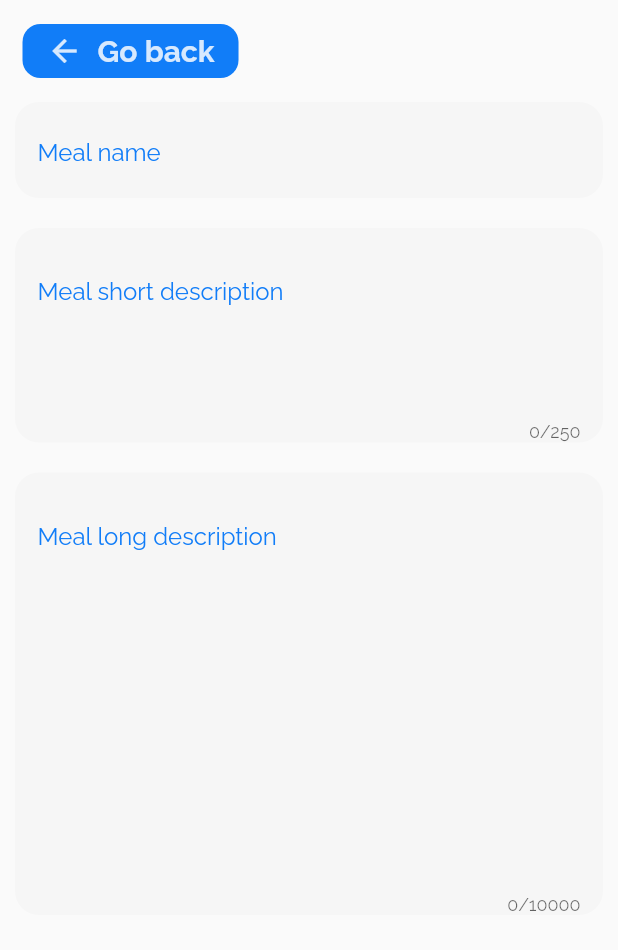
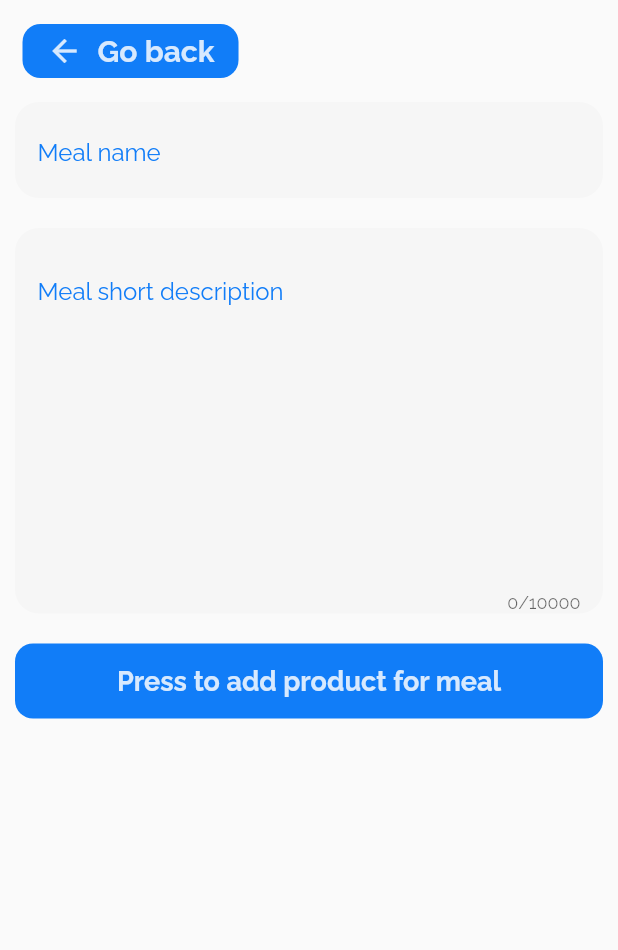
Before and after one commit to hajpson/meals_planner, a Flutter app: the screen it shows after launch, after a tap on the "add" icon, on a phone screen of 412 x 824 dp. Shown: the top 950 px of the screen. Run offline on Flutter 3.47's test engine with Material 2 defaults, Android fonts, the phone set to English and light mode, and no system bars; our stand-ins replace bloc, custom_navigation_bar, equatable, flutter_bloc, flutter_spinkit, google_fonts and 1 more; accounts and stored records are empty; generated files the repository leaves out were written again.

Commit message:
Changes 2

```diff
--- a/lib/logic/meals/meals_cubit.dart
+++ b/lib/logic/meals/meals_cubit.dart
@@ -10,7 +10,7 @@ class MealsCubit extends Cubit<MealsState> {
   void getMealsData() async {
     try {
       emit(LoadingState());
-      final meals = await getMeals();
+      final meals = await getMealsAsync();
       emit(LoadedState(meals));
     } catch (_) {
       emit(ErrorState());
--- a/lib/logic/meals/meals_state.dart
+++ b/lib/logic/meals/meals_state.dart
@@ -1,4 +1,5 @@
 import 'package:equatable/equatable.dart';
+import 'package:isar/isar.dart';
 import '../../models/MealModel.dart';
 
 abstract class MealsState extends Equatable {}
--- a/lib/logic/products/products_cubit.dart
+++ b/lib/logic/products/products_cubit.dart
@@ -10,7 +10,7 @@ class ProductsCubit extends Cubit<ProductsState> {
   void getProductsData() async {
     try {
       emit(LoadingState());
-      final products = await getProducts();
+      final products = await getProductsAsync();
       emit(LoadedState(products));
     } catch (_) {
       emit(ErrorState());
--- a/lib/logic/repository/initializer.dart
+++ b/lib/logic/repository/initializer.dart
@@ -1,13 +1,25 @@
-import 'package:appwrite/appwrite.dart';
-import 'package:meals_planner/constants/appwrite_data.dart';
+import 'package:isar/isar.dart';
+import 'package:path_provider/path_provider.dart';
 
-Client prepareClient() {
-  Client client = Client();
+import '../../models/MealModel.dart';
 
-  client
-  .setEndpoint(API_URL)
-  .setProject(PROJECT_ID)
-  .setSelfSigned(status: true);
+// Client prepareClient() {
+//   Client client = Client();
 
-  return client;
+//   client
+//   .setEndpoint(API_URL)
+//   .setProject(PROJECT_ID)
+//   .setSelfSigned(status: true);
+
+//   return client;
+// }
+
+Future<Isar> initializeIsar() async {
+  final directory = await getApplicationDocumentsDirectory();
+  final isar = await Isar.open(
+    [MealModelSchema],
+    directory: directory.path
+  );
+
+  return isar;
 }
--- a/lib/logic/services/meals_service.dart
+++ b/lib/logic/services/meals_service.dart
@@ -1,28 +1,14 @@
-import 'package:appwrite/appwrite.dart';
-import 'package:appwrite/models.dart';
-import 'package:meals_planner/constants/appwrite_data.dart';
+import 'package:isar/isar.dart';
 import 'package:meals_planner/logic/repository/initializer.dart';
-
 import '../../models/MealModel.dart';
 
-final client = prepareClient();
-late final Databases _database;
-late final DocumentList _result;
-
-Future<List<MealModel>> getMeals() async {
-  _database = Databases(client);
+Future<List<MealModel>> getMealsAsync() async {
+  final isar = await initializeIsar();
   List<MealModel> meals = [];
 
-  try {
-    _result = await _database.listDocuments(databaseId: DATABASE_ID, collectionId: MEALS_COLLECTION_ID);
-
-    for (var document in _result.documents) {
-      MealModel productToBeAdded = MealModel.fromMap(document.data);
-      meals.add(productToBeAdded);
-    }
-  } catch (_) {
-    throw new Exception('Failed to load data');
-  }
+  await isar.txn(() async {
+    meals = await isar.mealModels.where().findAll();
+  });
 
   return meals;
 }
--- a/lib/logic/services/products_service.dart
+++ b/lib/logic/services/products_service.dart
@@ -1,27 +1,14 @@
-import 'package:appwrite/appwrite.dart';
-import 'package:appwrite/models.dart';
-import 'package:meals_planner/constants/appwrite_data.dart';
+import 'package:isar/isar.dart';
 import 'package:meals_planner/logic/repository/initializer.dart';
 import 'package:meals_planner/models/Product.dart';
 
-final client = prepareClient();
-late final Databases _database;
-late final DocumentList _result;
+Future<List<Product>> getProductsAsync() async {
+  final isar = await initializeIsar();
+  List<Product> meals = [];
 
-Future<List<Product>> getProducts() async {
-  _database = Databases(client);
-  List<Product> products = [];
+  await isar.txn(() async {
+    meals = await isar.products.where().findAll();
+  });
 
-  try {
-    _result = await _database.listDocuments(databaseId: DATABASE_ID, collectionId: PRODUCTS_COLLECTION_ID);
-
-    for (var document in _result.documents) {
-      Product productToBeAdded = Product.fromMap(document.data);
-      products.add(productToBeAdded);
-    }
-  } catch (_) {
-    throw new Exception('Failed to load data');
-  }
-
-  return products;
+  return meals;
 }
--- a/lib/presentation/main_navigation/products_screen.dart
+++ b/lib/presentation/main_navigation/products_screen.dart
@@ -77,7 +77,7 @@ class _ProductsScreenState extends State<ProductsScreen> with AutomaticKeepAlive
                         borderRadius: BorderRadius.circular(20)
                       ),
                       title: Text(
-                        products[index].name,
+                        products[index].name!,
                         style: TextStyle(
                           fontWeight: FontWeight.w700,
                           color: primaryColor,
@@ -85,7 +85,7 @@ class _ProductsScreenState extends State<ProductsScreen> with AutomaticKeepAlive
                         ),
                       ),
                       subtitle: Text(
-                        products[index].shortDescription,
+                        products[index].shortDescription!,
                         style: TextStyle(
                           fontSize: 16
                         ),
--- a/lib/presentation/new_meal/new_meal_screen.dart
+++ b/lib/presentation/new_meal/new_meal_screen.dart
@@ -92,8 +92,8 @@ class _NewMealScreen extends State<NewMealScreen> {
                         child: Padding(
                           padding: EdgeInsets.only(left: 15, right: 15, top: 5),
                           child: TextFormField(
-                            maxLength: 250,
-                            maxLines: 4,
+                            maxLength: 10000,
+                            maxLines: 10,
                             cursorColor: secondaryColor,
                             decoration: InputDecoration(
                               border: InputBorder.none,
@@ -110,28 +110,69 @@ class _NewMealScreen extends State<NewMealScreen> {
                     Padding(
                       padding: EdgeInsets.all(10),
                       child: Container(
-                        decoration: BoxDecoration(
-                          color: lightGrayColor,
-                          borderRadius: new BorderRadius.circular(16)
-                        ),
-                        child: Padding(
-                          padding: EdgeInsets.only(left: 15, right: 15, top: 5),
-                          child: TextFormField(
-                            maxLength: 10000,
-                            maxLines: 12,
-                            cursorColor: secondaryColor,
-                            decoration: InputDecoration(
-                              border: InputBorder.none,
-                              labelText: 'Meal long description',
-                              alignLabelWithHint: true,
-                              labelStyle: TextStyle(
-                                color: secondaryColor
-                              )
+                        alignment: Alignment.center,
+                        child: ElevatedButton(
+                          style: ElevatedButton.styleFrom(
+                            minimumSize: const Size.fromHeight(50),
+                            backgroundColor: secondaryColor,
+                            elevation: 0,
+                            shape: RoundedRectangleBorder(
+                              borderRadius: BorderRadius.circular(12)
                             ),
+                            shadowColor: Color.fromARGB(53, 0, 0, 0)
                           ),
-                        ),
+                          onPressed: () {
+                            showDialog(
+                              context: context,
+                              builder: (BuildContext context) {
+                                return AlertDialog(
+                                  content: Stack(
+                                    children: [
+                                      Positioned(
+                                        right: -40,
+                                        top: -40,
+                                        child: InkResponse(
+                                          onTap: () {
+                                            Navigator.of(context).pop();
+                                          },
+                                          child: CircleAvatar(
+                                            child: Icon(Icons.close),
+                                            backgroundColor: Colors.red,
+                                          ),
+                                        )
+                                      ),
+                                      Form(
+                                        child: Column(
+                                          mainAxisSize: MainAxisSize.min,
+                                          children: <Widget>[
+                                            Padding(
+                                              padding: EdgeInsets.all(8.0),
+                                              child: TextFormField(),
+                                            ),
+                                            Padding(
+                                              padding: EdgeInsets.all(8.0),
+                                              child: TextFormField(),
+                                            ),
+                                    ],
+                                  ),
+                                )
+                              ]
+                            )
+                          );
+                        }
+                      );
+                    },
+                    child: Text(
+                      'Press to add product for meal',
+                      style: TextStyle(
+                        fontWeight: FontWeight.bold,
+                        fontSize: 18,
+                        color: Color.fromARGB(212, 255, 255, 255)
                       ),
-                    )
+                    ),
+                  ),
+                ),
+              )
                   ],
                 ),
               ),
--- a/pubspec.yaml
+++ b/pubspec.yaml
@@ -37,14 +37,19 @@ dependencies:
   flutter_spinkit: ^5.1.0
   custom_navigation_bar: ^0.8.2
   appwrite: ^9.0.0
+  isar: ^3.1.0+1
+  path_provider: ^2.0.14
 
   # The following adds the Cupertino Icons font to your application.
   # Use with the CupertinoIcons class for iOS style icons.
   cupertino_icons: ^1.0.2
+  isar_flutter_libs: ^3.1.0+1
 
 dev_dependencies:
+  build_runner: ^2.3.3
   flutter_test:
     sdk: flutter
+  isar_generator: ^3.1.0+1
 
 flutter_icons:
   android: "launcher_icon"
```
Also changed, not shown: lib/models/MealModel.dart (+18 -22 lines), lib/models/Product.dart (+13 -20 lines), lib/presentation/main_navigation/meals_screen.dart (+2 -5 lines), lib/models/MealModel.g.dart (added), lib/models/Product.g.dart (added), pubspec.lock, 5 other files.
